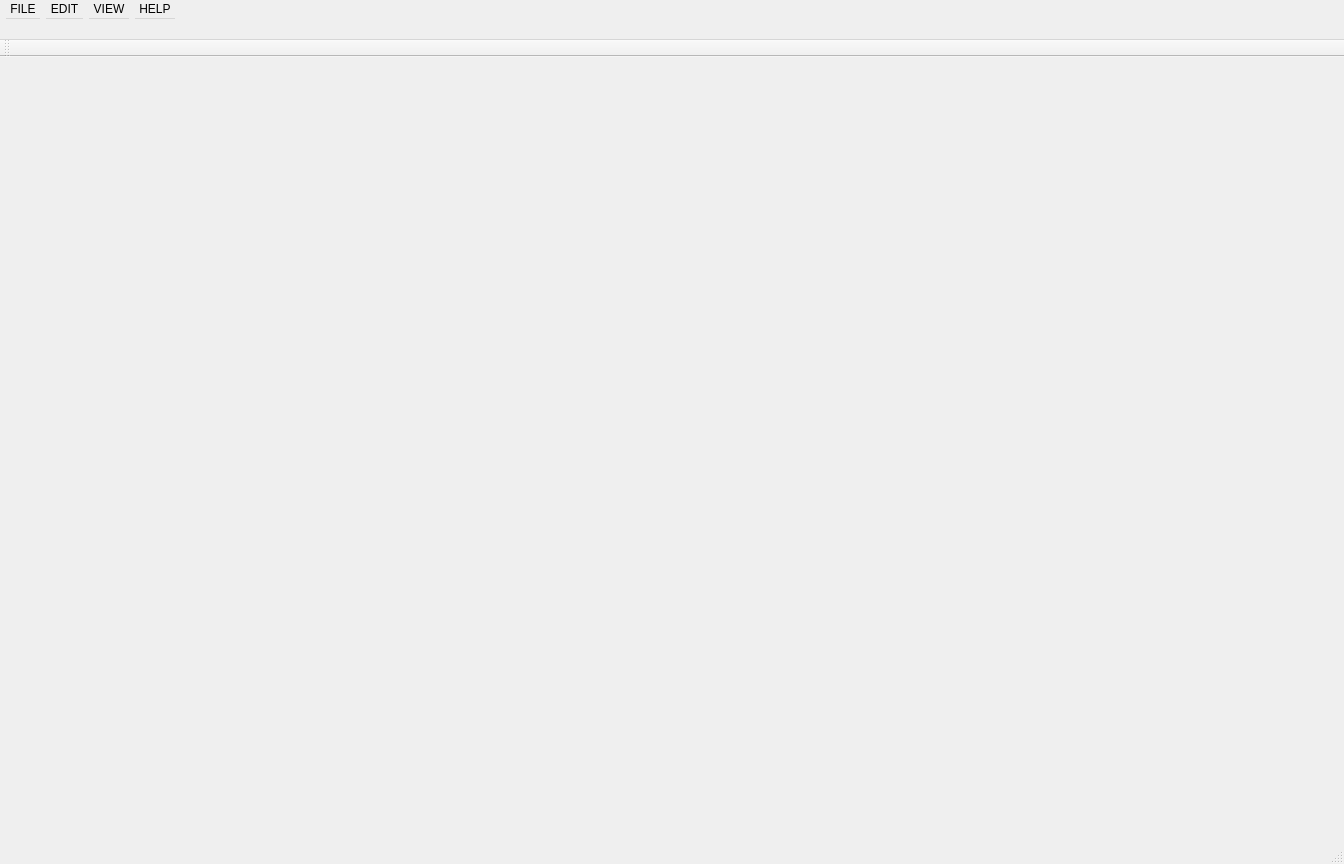
This is Gorld3D/Gorld3D.ui in KuRRe8/Gorld3D as Qt 5 draws it before an edit. The edited form follows.
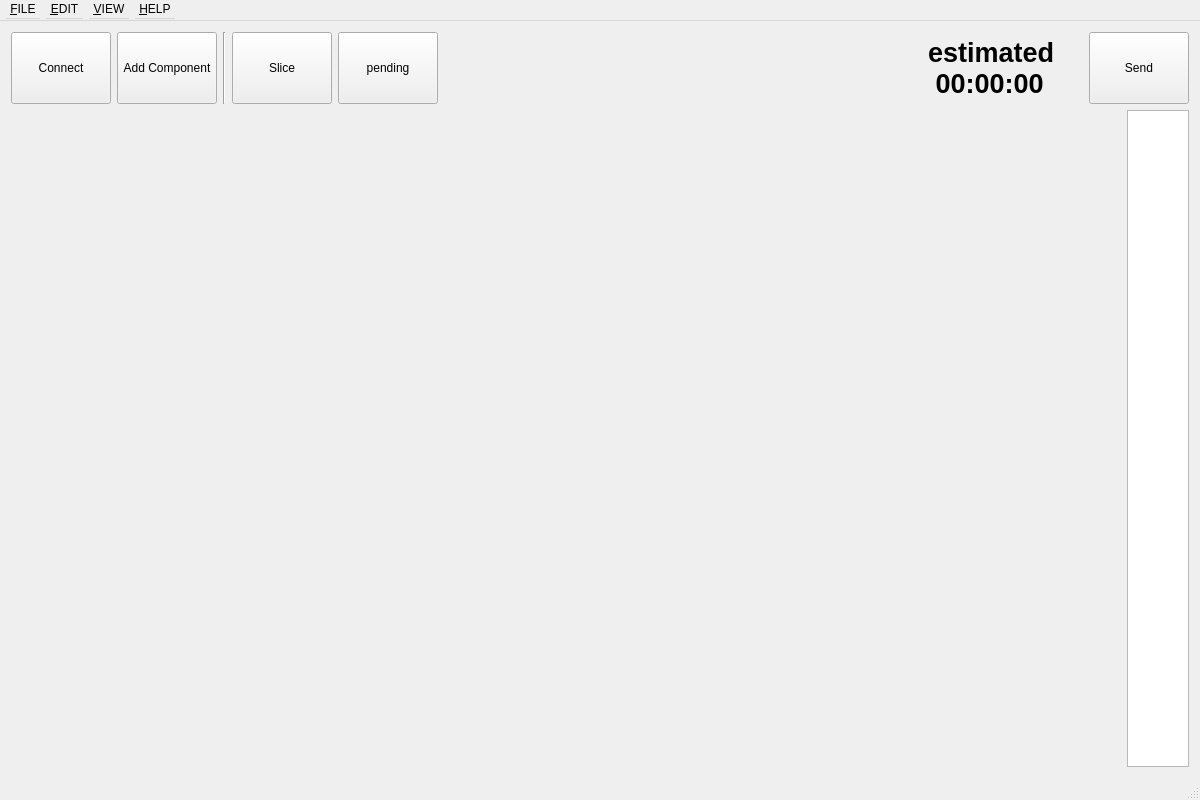
This is the edited form. Icons and pictures are not drawn.

Diff of the .ui file:
```diff
--- a/Gorld3D/Gorld3D.ui
+++ b/Gorld3D/Gorld3D.ui
@@ -6,14 +6,14 @@
    <rect>
     <x>0</x>
     <y>0</y>
-    <width>1344</width>
-    <height>864</height>
+    <width>1200</width>
+    <height>800</height>
    </rect>
   </property>
   <property name="minimumSize">
    <size>
-    <width>800</width>
-    <height>600</height>
+    <width>1200</width>
+    <height>800</height>
    </size>
   </property>
   <property name="mouseTracking">
@@ -22,18 +22,272 @@
   <property name="windowTitle">
    <string>Gorld3D</string>
   </property>
-  <widget class="QWidget" name="centralWidget"/>
+  <property name="windowIcon">
+   <iconset>
+    <normaloff>C:/Users/hp/.designer/backup/G3D.ico</normaloff>C:/Users/hp/.designer/backup/G3D.ico</iconset>
+  </property>
+  <widget class="QWidget" name="centralWidget">
+   <layout class="QVBoxLayout" name="verticalLayout_3">
+    <item>
+     <layout class="QHBoxLayout" name="horizontalLayout_1">
+      <item>
+       <layout class="QHBoxLayout" name="horizontalLayout_1_1">
+        <item>
+         <widget class="QPushButton" name="pushButton_1_1_1_connect">
+          <property name="sizePolicy">
+           <sizepolicy hsizetype="Fixed" vsizetype="Fixed">
+            <horstretch>0</horstretch>
+            <verstretch>0</verstretch>
+           </sizepolicy>
+          </property>
+          <property name="minimumSize">
+           <size>
+            <width>100</width>
+            <height>72</height>
+           </size>
+          </property>
+          <property name="maximumSize">
+           <size>
+            <width>100</width>
+            <height>72</height>
+           </size>
+          </property>
+          <property name="text">
+           <string>Connect</string>
+          </property>
+         </widget>
+        </item>
+        <item>
+         <widget class="QPushButton" name="pushButton_1_1_2_add">
+          <property name="sizePolicy">
+           <sizepolicy hsizetype="Fixed" vsizetype="Fixed">
+            <horstretch>0</horstretch>
+            <verstretch>0</verstretch>
+           </sizepolicy>
+          </property>
+          <property name="minimumSize">
+           <size>
+            <width>100</width>
+            <height>72</height>
+           </size>
+          </property>
+          <property name="maximumSize">
+           <size>
+            <width>100</width>
+            <height>72</height>
+           </size>
+          </property>
+          <property name="text">
+           <string>Add Component</string>
+          </property>
+         </widget>
+        </item>
+        <item>
+         <widget class="Line" name="line">
+          <property name="orientation">
+           <enum>Qt::Vertical</enum>
+          </property>
+         </widget>
+        </item>
+        <item>
+         <widget class="QPushButton" name="pushButton_1_1_3_slice">
+          <property name="sizePolicy">
+           <sizepolicy hsizetype="Fixed" vsizetype="Fixed">
+            <horstretch>0</horstretch>
+            <verstretch>0</verstretch>
+           </sizepolicy>
+          </property>
+          <property name="minimumSize">
+           <size>
+            <width>100</width>
+            <height>72</height>
+           </size>
+          </property>
+          <property name="maximumSize">
+           <size>
+            <width>100</width>
+            <height>72</height>
+           </size>
+          </property>
+          <property name="text">
+           <string>Slice</string>
+          </property>
+         </widget>
+        </item>
+        <item>
+         <widget class="QPushButton" name="pushButton_1_1_4_pending">
+          <property name="sizePolicy">
+           <sizepolicy hsizetype="Fixed" vsizetype="Fixed">
+            <horstretch>0</horstretch>
+            <verstretch>0</verstretch>
+           </sizepolicy>
+          </property>
+          <property name="minimumSize">
+           <size>
+            <width>100</width>
+            <height>72</height>
+           </size>
+          </property>
+          <property name="maximumSize">
+           <size>
+            <width>100</width>
+            <height>72</height>
+           </size>
+          </property>
+          <property name="text">
+           <string>pending</string>
+          </property>
+         </widget>
+        </item>
+       </layout>
+      </item>
+      <item>
+       <spacer name="horizontalSpacer_1_1">
+        <property name="orientation">
+         <enum>Qt::Horizontal</enum>
+        </property>
+        <property name="sizeHint" stdset="0">
+         <size>
+          <width>40</width>
+          <height>20</height>
+         </size>
+        </property>
+       </spacer>
+      </item>
+      <item>
+       <layout class="QHBoxLayout" name="horizontalLayout_1_2">
+        <item>
+         <widget class="QLabel" name="label_1_2_1_timer">
+          <property name="sizePolicy">
+           <sizepolicy hsizetype="Fixed" vsizetype="Fixed">
+            <horstretch>0</horstretch>
+            <verstretch>0</verstretch>
+           </sizepolicy>
+          </property>
+          <property name="minimumSize">
+           <size>
+            <width>200</width>
+            <height>72</height>
+           </size>
+          </property>
+          <property name="maximumSize">
+           <size>
+            <width>200</width>
+            <height>72</height>
+           </size>
+          </property>
+          <property name="font">
+           <font>
+            <family>Arial</family>
+            <pointsize>20</pointsize>
+            <weight>75</weight>
+            <bold>true</bold>
+           </font>
+          </property>
+          <property name="text">
+           <string>      estimated
+       00:00:00</string>
+          </property>
+         </widget>
+        </item>
+        <item>
+         <widget class="QPushButton" name="pushButton_1_2_2_send">
+          <property name="sizePolicy">
+           <sizepolicy hsizetype="Fixed" vsizetype="Fixed">
+            <horstretch>0</horstretch>
+            <verstretch>0</verstretch>
+           </sizepolicy>
+          </property>
+          <property name="minimumSize">
+           <size>
+            <width>100</width>
+            <height>72</height>
+           </size>
+          </property>
+          <property name="maximumSize">
+           <size>
+            <width>100</width>
+            <height>72</height>
+           </size>
+          </property>
+          <property name="text">
+           <string>Send</string>
+          </property>
+         </widget>
+        </item>
+       </layout>
+      </item>
+     </layout>
+    </item>
+    <item>
+     <layout class="QHBoxLayout" name="horizontalLayout_2">
+      <item>
+       <widget class="QWidget" name="widget_2_1_3DviewContainer" native="true"/>
+      </item>
+      <item>
+       <widget class="QStackedWidget" name="stackedWidget">
+        <property name="sizePolicy">
+         <sizepolicy hsizetype="Fixed" vsizetype="Preferred">
+          <horstretch>0</horstretch>
+          <verstretch>0</verstretch>
+         </sizepolicy>
+        </property>
+        <property name="minimumSize">
+         <size>
+          <width>350</width>
+          <height>0</height>
+         </size>
+        </property>
+        <property name="maximumSize">
+         <size>
+          <width>350</width>
+          <height>16777215</height>
+         </size>
+        </property>
+        <property name="currentIndex">
+         <number>1</number>
+        </property>
+        <widget class="QWidget" name="page_5"/>
+        <widget class="QWidget" name="page_6"/>
+       </widget>
+      </item>
+      <item>
+       <widget class="QListWidget" name="listWidget">
+        <property name="sizePolicy">
+         <sizepolicy hsizetype="Fixed" vsizetype="Expanding">
+          <horstretch>0</horstretch>
+          <verstretch>0</verstretch>
+         </sizepolicy>
+        </property>
+        <property name="minimumSize">
+         <size>
+          <width>62</width>
+          <height>0</height>
+         </size>
+        </property>
+        <property name="maximumSize">
+         <size>
+          <width>62</width>
+          <height>16777215</height>
+         </size>
+        </property>
+       </widget>
+      </item>
+     </layout>
+    </item>
+   </layout>
+  </widget>
   <widget class="QMenuBar" name="menuBar">
    <property name="geometry">
     <rect>
      <x>0</x>
      <y>0</y>
-     <width>1344</width>
-     <height>40</height>
+     <width>1200</width>
+     <height>21</height>
     </rect>
    </property>
    <property name="sizePolicy">
-    <sizepolicy hsizetype="MinimumExpanding" vsizetype="Fixed">
+    <sizepolicy hsizetype="MinimumExpanding" vsizetype="Minimum">
      <horstretch>0</horstretch>
      <verstretch>0</verstretch>
     </sizepolicy>
@@ -41,13 +295,13 @@
    <property name="minimumSize">
     <size>
      <width>255</width>
-     <height>40</height>
+     <height>21</height>
     </size>
    </property>
    <property name="maximumSize">
     <size>
      <width>16777215</width>
-     <height>40</height>
+     <height>21</height>
     </size>
    </property>
    <property name="layoutDirection">
@@ -72,7 +326,7 @@
      </font>
     </property>
     <property name="title">
-     <string>FILE</string>
+     <string>&amp;FILE</string>
     </property>
     <addaction name="actionNew_2"/>
     <addaction name="actionOpen"/>
@@ -88,7 +342,7 @@
    </widget>
    <widget class="QMenu" name="menuEDIT">
     <property name="title">
-     <string>EDIT</string>
+     <string>&amp;EDIT</string>
     </property>
     <addaction name="actionUndo"/>
     <addaction name="actionRedo"/>
@@ -103,7 +357,7 @@
    </widget>
    <widget class="QMenu" name="menuVIEW">
     <property name="title">
-     <string>VIEW</string>
+     <string>&amp;VIEW</string>
     </property>
     <addaction name="actionAdapt_All"/>
     <addaction name="actionAdapt_Selection"/>
@@ -136,7 +390,7 @@
      </size>
     </property>
     <property name="title">
-     <string>HELP</string>
+     <string>&amp;HELP</string>
     </property>
     <addaction name="actionAbout"/>
     <addaction name="actionManual"/>
@@ -146,14 +400,6 @@
    <addaction name="menuVIEW"/>
    <addaction name="menuHELP"/>
   </widget>
-  <widget class="QToolBar" name="mainToolBar">
-   <attribute name="toolBarArea">
-    <enum>TopToolBarArea</enum>
-   </attribute>
-   <attribute name="toolBarBreak">
-    <bool>false</bool>
-   </attribute>
-  </widget>
   <widget class="QStatusBar" name="statusBar"/>
   <action name="actionNew">
    <property name="text">
```
Left out of the diff: 89 changed lines with no effect on the pictures.
